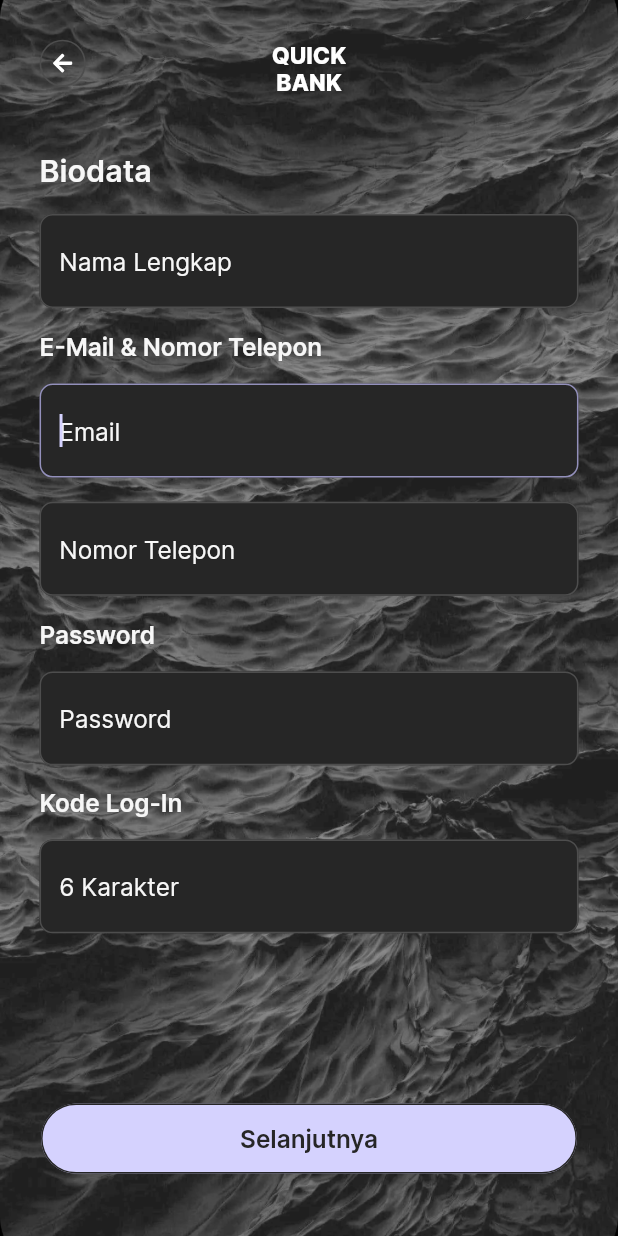
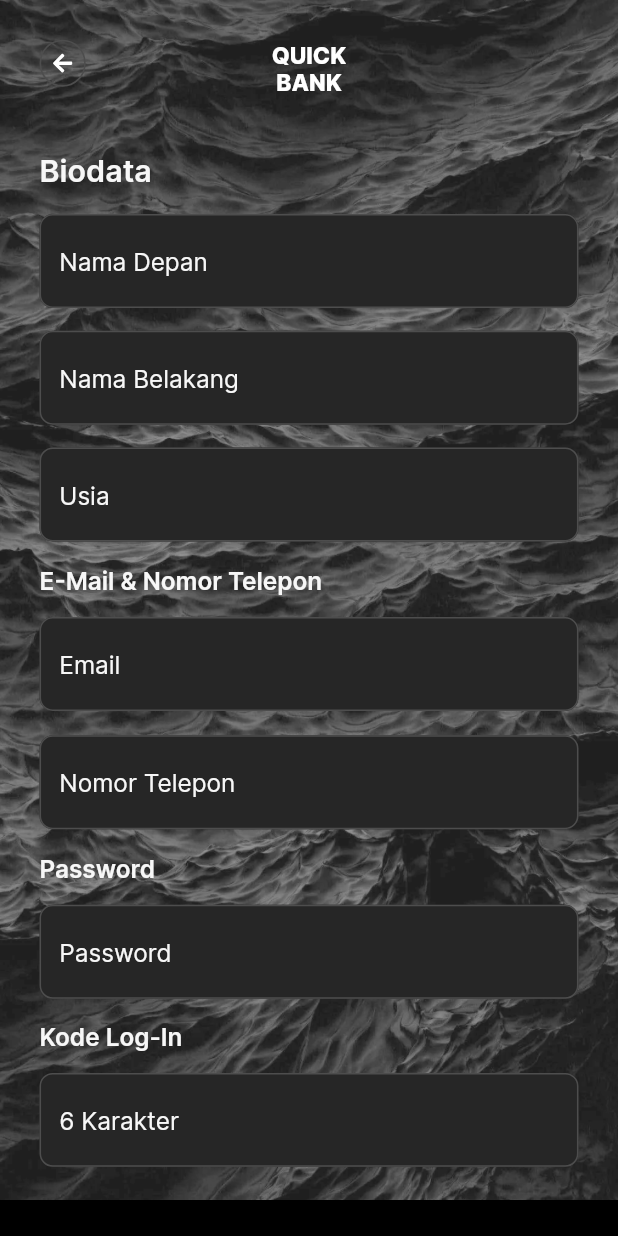
Before and after one commit to willsenyogi/quickbank-revised, a Flutter app: the BiodataScreen screen opened by its route, on a phone screen of 412 x 824 dp. Run offline on Flutter 3.47's test engine with Material 2 defaults, Android fonts, the phone set to English and light mode, and no system bars; our stand-ins replace cached_network_image, cloud_firestore, dropdown_button2, firebase_auth, firebase_core, flutter_linkify and 3 more; missing offline and left inert: qr_code_scanner; accounts and stored records are empty; project files that could hold a hidden picture were left out.

Commit message:
progress api pada profile screen

```diff
--- a/lib/presentation/biodata_screen/biodata_screen.dart
+++ b/lib/presentation/biodata_screen/biodata_screen.dart
@@ -21,17 +21,21 @@ class BiodataScreen extends StatefulWidget {
 
 class _BiodataScreenState extends State<BiodataScreen> {
   FirebaseAuth _auth = FirebaseAuth.instance;
-  final TextEditingController _fullname = TextEditingController();
+  final TextEditingController _firstname = TextEditingController();
+  final TextEditingController _lastname = TextEditingController();
+  final TextEditingController _age = TextEditingController();
   final TextEditingController _email = TextEditingController();
   final TextEditingController _phonenumber = TextEditingController();
   final TextEditingController _password = TextEditingController();
   final TextEditingController _kodelogin = TextEditingController();
   GlobalKey<FormState> _formKey = GlobalKey<FormState>();
 
-  Future addUserDetails(
-      String namaLengkap, String email, int nomorTelepon) async {
+  Future addUserDetails(String namaDepan, String namaBelakang, int usia,
+      String email, int nomorTelepon) async {
     await FirebaseFirestore.instance.collection('user').add({
-      'nama lengkap': namaLengkap,
+      'nama depan': namaDepan,
+      'nama belakang': namaBelakang,
+      'usia': usia,
       'email': email,
       'nomor telepon': nomorTelepon,
     });
@@ -60,7 +64,7 @@ class _BiodataScreenState extends State<BiodataScreen> {
         ),
         body: Container(
           width: MediaQuery.of(context).size.width,
-          height: MediaQuery.of(context).size.height,
+          height: 800,
           decoration: BoxDecoration(
             color: appTheme.black900,
             image: DecorationImage(
@@ -82,14 +86,40 @@ class _BiodataScreenState extends State<BiodataScreen> {
                     SizedBox(height: 16.v),
                     CustomTextFormField(
                       autofocus: false,
-                      controller: _fullname,
+                      controller: _firstname,
                       validator: (text) {
                         if (text == null || text.isEmpty) {
-                          return 'Nama Lengkap is empty';
+                          return 'Nama Depan is empty';
                         }
                         return null;
                       },
-                      hintText: "Nama Lengkap",
+                      hintText: "Nama Depan",
+                      textInputType: TextInputType.text,
+                    ),
+                    SizedBox(height: 15.v),
+                    CustomTextFormField(
+                      autofocus: false,
+                      controller: _lastname,
+                      validator: (text) {
+                        if (text == null || text.isEmpty) {
+                          return 'Nama Belakang is empty';
+                        }
+                        return null;
+                      },
+                      hintText: "Nama Belakang",
+                      textInputType: TextInputType.text,
+                    ),
+                    SizedBox(height: 15.v),
+                    CustomTextFormField(
+                      autofocus: false,
+                      controller: _age,
+                      validator: (text) {
+                        if (text == null || text.isEmpty) {
+                          return 'Usia is empty';
+                        }
+                        return null;
+                      },
+                      hintText: "Usia",
                       textInputType: TextInputType.text,
                     ),
                     SizedBox(height: 16.v),
@@ -97,6 +127,7 @@ class _BiodataScreenState extends State<BiodataScreen> {
                         style: CustomTextStyles.titleMediumGray100),
                     SizedBox(height: 14.v),
                     CustomTextFormField(
+                      autofocus: false,
                       controller: _email,
                       validator: (text) {
                         if (text == null || text.isEmpty) {
@@ -109,6 +140,7 @@ class _BiodataScreenState extends State<BiodataScreen> {
                     ),
                     SizedBox(height: 16.v),
                     CustomTextFormField(
+                      autofocus: false,
                       controller: _phonenumber,
                       validator: (text) {
                         if (text == null || text.isEmpty) {
@@ -124,6 +156,7 @@ class _BiodataScreenState extends State<BiodataScreen> {
                         style: CustomTextStyles.titleMediumGray100),
                     SizedBox(height: 14.v),
                     CustomTextFormField(
+                      autofocus: false,
                       controller: _password,
                       validator: (text) {
                         if (text == null || text.isEmpty) {
@@ -141,6 +174,7 @@ class _BiodataScreenState extends State<BiodataScreen> {
                     ),
                     SizedBox(height: 14.v),
                     CustomTextFormField(
+                      autofocus: false,
                       controller: _kodelogin,
                       validator: (text) {
                         if (text == null || text.isEmpty) {
@@ -152,21 +186,20 @@ class _BiodataScreenState extends State<BiodataScreen> {
                       textInputAction: TextInputAction.done,
                     ),
                     SizedBox(height: 40.v),
+                    CustomOutlinedButton(
+                      text: "Selanjutnya",
+                      buttonStyle: CustomButtonStyles.outlineOnPrimaryTL241,
+                      borderColor: Colors.transparent,
+                      onTap: () {
+                        onTapSelanjutnya(context);
+                        pinCode = _kodelogin.text;
+                      },
+                    ),
                   ],
                 ),
               ),
             ),
           ),
-        ),
-        bottomNavigationBar: CustomOutlinedButton(
-          text: "Selanjutnya",
-          margin: EdgeInsets.only(left: 24.h, right: 24.h, bottom: 40.v),
-          buttonStyle: CustomButtonStyles.outlineOnPrimaryTL241,
-          borderColor: Colors.transparent,
-          onTap: () {
-            onTapSelanjutnya(context);
-            pinCode = _kodelogin.text;
-          },
         ),
       ),
     );
@@ -181,7 +214,9 @@ class _BiodataScreenState extends State<BiodataScreen> {
         );
 
         addUserDetails(
-          _fullname.text,
+          _firstname.text,
+          _lastname.text,
+          int.parse(_age.text),
           _email.text,
           int.parse(_phonenumber.text),
         );
```
Also changed, not shown: lib/presentation/profile_done_screen/profileeditscreen.dart (+51 -14 lines).
